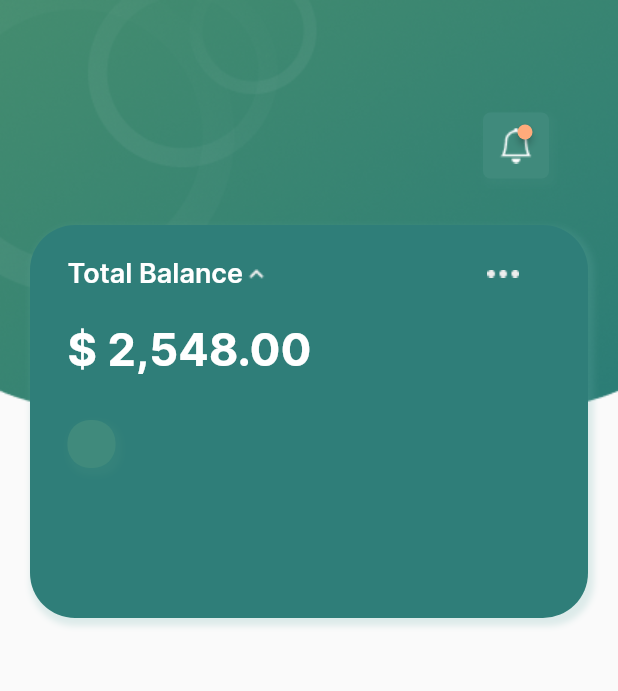
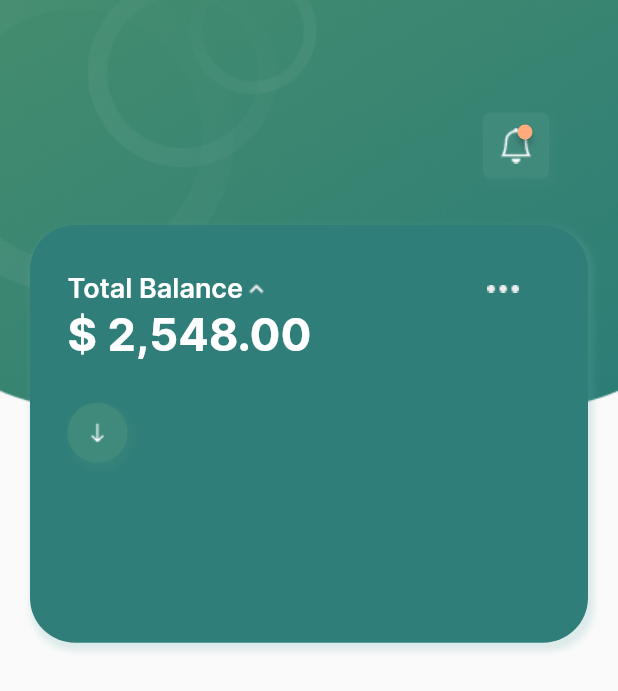
Before and after one commit to caneto/uifazendeiro, a Flutter app: the HomePage screen opened directly, on a phone screen of 412 x 824 dp. Shown: the top 691 px of the screen. Run offline on Flutter 3.47's test engine with Material 2 defaults, Android fonts, the phone set to English and light mode, and no system bars; drawn by our look-alikes of badges.

Commit message:
Atualização do Card incluindo a seta

```diff
--- a/lib/ui/homepage/widgets/card_homepage_widget.dart
+++ b/lib/ui/homepage/widgets/card_homepage_widget.dart
@@ -11,7 +11,7 @@ class CardHomepageWidget extends StatelessWidget {
    Widget build(BuildContext context) {
        return Container(
             padding: EdgeInsets.only(
-                top: 150, left: 20, right: 20, bottom: context.height * .5),
+                top: 150, left: 20, right: 20, bottom: context.height * .48),
             child: Container(
               decoration: BoxDecoration(
                 color: ColorsApp.instance.greencard,
@@ -27,10 +27,13 @@ class CardHomepageWidget extends StatelessWidget {
               ),
               child: Column(
                 children: [
-                  Row(
+                  const SizedBox(height: 30,),
+                  Container(
+                    height: 25,
+                    color: Colors.transparent,
+                    child: Row(
                       children: [
                         const SizedBox(
-                         height: 65,
                            width: 25,
                         ),
                         Text('Total Balance', style: context.textStyles.titleCardWhite),
@@ -40,6 +43,7 @@ class CardHomepageWidget extends StatelessWidget {
                         ),
                         Image.asset('assets/images/dots3.png'),
                       ],
+                    ),
                   ),
                   Row(
                     children: [
@@ -53,13 +57,13 @@ class CardHomepageWidget extends StatelessWidget {
                     children: [
                       const SizedBox(
                          width: 25,
-                         height: 90,
+                         height: 95,
                       ),
                       Container(
-                        padding: const EdgeInsets.all(16),
+                        padding: const EdgeInsets.all(11),
                         decoration: BoxDecoration(
                           color: ColorsApp.instance.greenfundo,
-                          borderRadius: BorderRadius.circular(15),
+                          borderRadius: BorderRadius.circular(20),
                           boxShadow: <BoxShadow>[
                             BoxShadow(
                               color: ColorsApp.instance.greenfundo.withOpacity(0.3),
@@ -69,6 +73,7 @@ class CardHomepageWidget extends StatelessWidget {
                             )
                           ]
                         ),
+                        child: Image.asset("assets/images/arrowdown.png"),
                       )
                     ],
                   )
```
Lines whose indentation alone changed are shown as unchanged.
